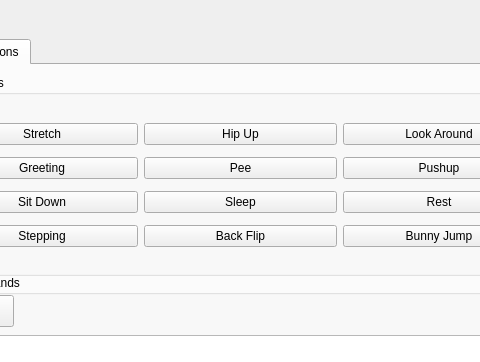
This is ui/MainWindow.ui in PetoiCamp/PetoiControllerQt as Qt 5 draws it before an edit; both pictures show x 98 to 578 and y 0 to 362 of the 1000 by 720 pixel window. The edited form follows.
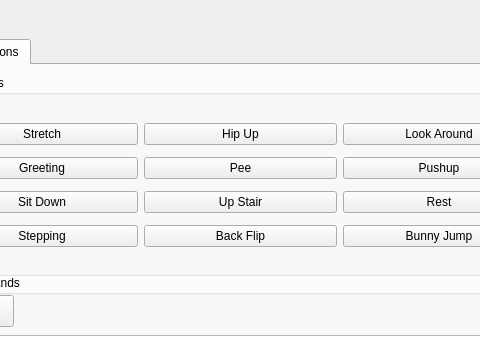
This is the edited form. The open tabs and pages were chosen to show the change. Icons and pictures are not drawn.

The edit to the form file:
```diff
--- a/ui/MainWindow.ui
+++ b/ui/MainWindow.ui
@@ -537,7 +537,7 @@
           <item>
            <widget class="QPushButton" name="buttonPosSleep">
             <property name="text">
-             <string>Sleep</string>
+             <string>Up Stair</string>
             </property>
            </widget>
           </item>
```
Left out of the diff: 4 changed lines with no effect on the pictures.
